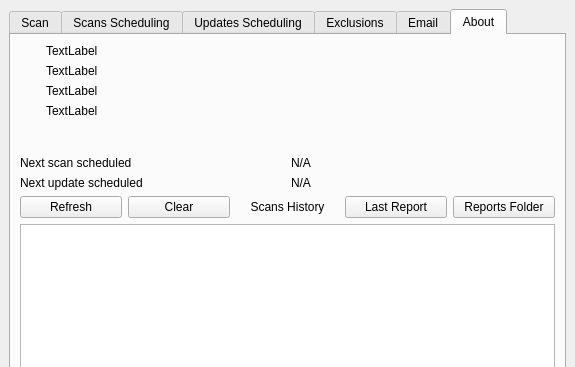
jplozf/calamity, file MainWindow.ui: the form before one commit; both pictures show x 0 to 575 and y 0 to 367 of the 575 by 638 pixel window.
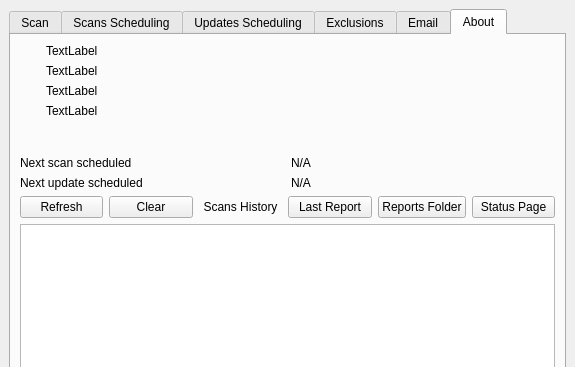
The form after the commit. Icons and pictures are not drawn. Custom widgets are drawn as their Qt base class.

Commit message: sorted reports into status.html

```diff
--- a/MainWindow.ui
+++ b/MainWindow.ui
@@ -854,6 +854,13 @@
                </property>
               </widget>
              </item>
+             <item>
+              <widget class="QPushButton" name="openStatusPageButton">
+               <property name="text">
+                <string>Status Page</string>
+               </property>
+              </widget>
+             </item>
             </layout>
            </item>
            <item>
```
The commit also changes 2 other files.
